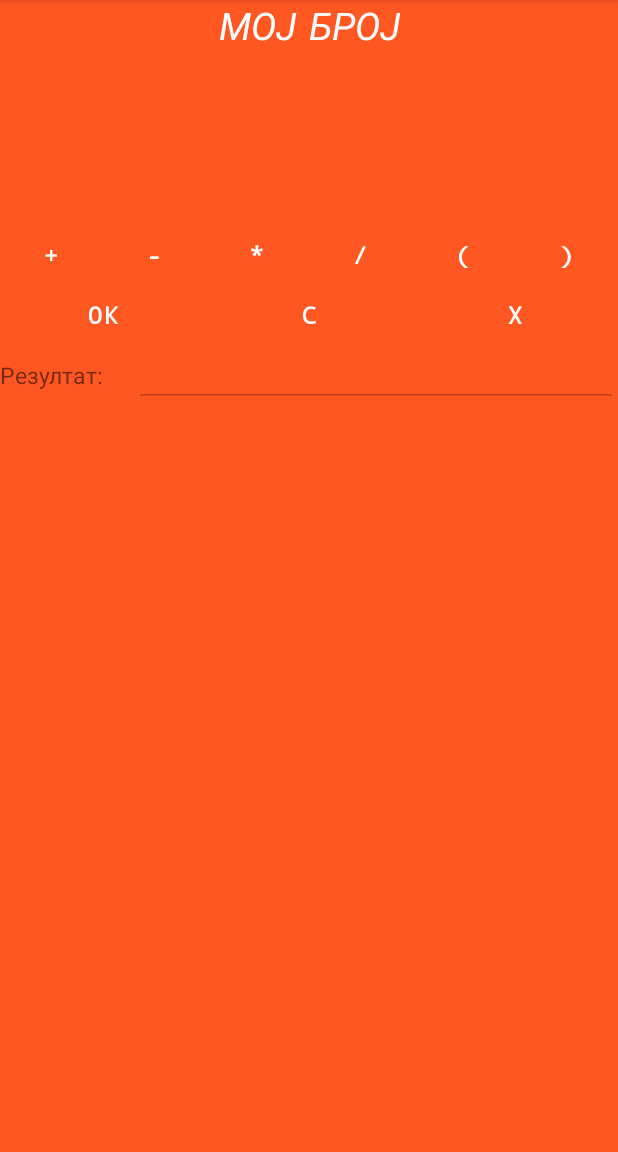
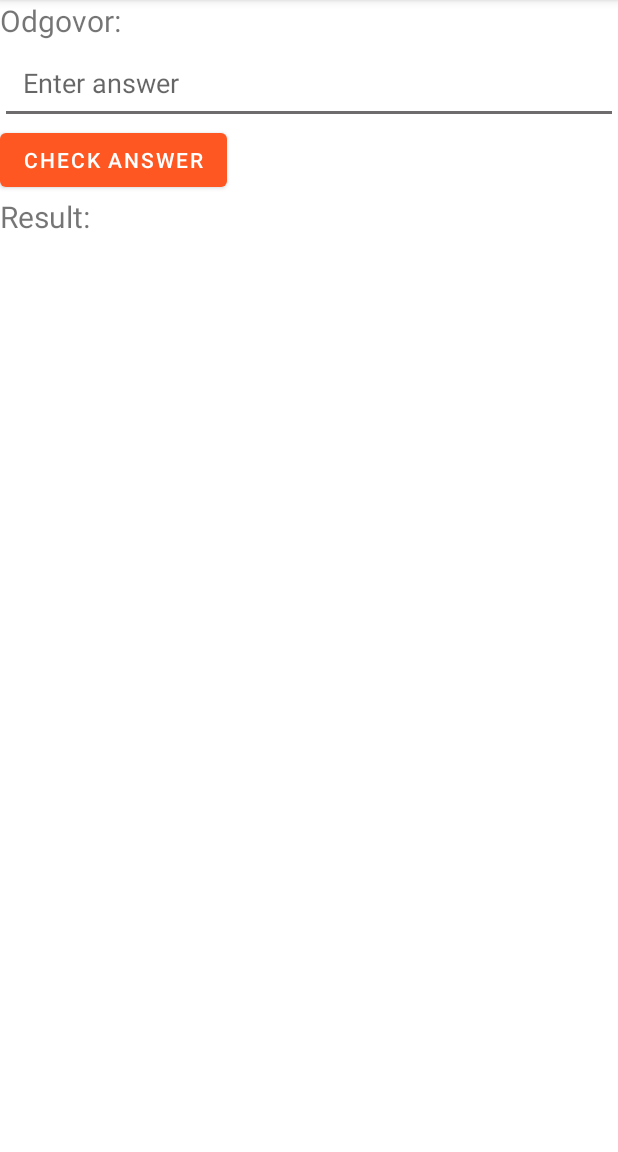
Before and after one commit to Nole35/SlagalicaKviz, an Android app: the PrikazIgaraActivity screen opened directly, with no data from a screen before it, after a tap on "MOJ BROJ", on a phone screen of 412 x 824 dp, the part 84-1236 px from its top. Run offline under Robolectric (Android 15) with nearby library versions, the phone set to English and light mode, and no system bars.

Commit message:
feat:activity korak po korak:

```diff
--- a/app/src/main/AndroidManifest.xml
+++ b/app/src/main/AndroidManifest.xml
@@ -9,6 +9,9 @@
         android:roundIcon="@mipmap/ic_launcher_round"
         android:supportsRtl="true"
         android:theme="@style/Theme.SlagalicaKviz">
+        <activity
+            android:name=".KorakPoKorakActivity"
+            android:exported="false" />
         <activity
             android:name=".MojBrojActivity"
             android:exported="false" />
--- /dev/null
+++ b/app/src/main/java/com/example/slagalicakviz/KorakPoKorakActivity.java
@@ -0,0 +1,14 @@
+package com.example.slagalicakviz;
+
+import androidx.appcompat.app.AppCompatActivity;
+
+import android.os.Bundle;
+
+public class KorakPoKorakActivity extends AppCompatActivity {
+
+    @Override
+    protected void onCreate(Bundle savedInstanceState) {
+        super.onCreate(savedInstanceState);
+        setContentView(R.layout.activity_korak_po_korak);
+    }
+}
--- a/app/src/main/java/com/example/slagalicakviz/PrikazIgaraActivity.java
+++ b/app/src/main/java/com/example/slagalicakviz/PrikazIgaraActivity.java
@@ -1,7 +1,10 @@
 package com.example.slagalicakviz;
+
+
 
 import androidx.appcompat.app.AppCompatActivity;
 
+import android.annotation.SuppressLint;
 import android.content.Intent;
 import android.os.Bundle;
 import android.view.View;
@@ -32,5 +35,15 @@ public class PrikazIgaraActivity extends AppCompatActivity {
                 startActivity(intent);
             }
         });
+
+       Button buttonKorakPoKorak = findViewById(R.id.buttonKorak);
+        buttonKorakPoKorak.setOnClickListener(new View.OnClickListener() {
+            @Override
+            public void onClick(View view) {
+                Intent intent = new Intent(PrikazIgaraActivity.this,KorakPoKorakActivity.class);
+                startActivity(intent);
+            }
+        });
+
     }
 }
--- /dev/null
+++ b/app/src/main/res/layout/activity_korak_po_korak.xml
@@ -0,0 +1,34 @@
+<LinearLayout xmlns:android="http://schemas.android.com/apk/res/android"
+    android:orientation="vertical"
+    android:layout_width="match_parent"
+    android:layout_height="match_parent">
+
+    <TextView
+        android:id="@+id/letters_view"
+        android:layout_width="match_parent"
+        android:layout_height="wrap_content"
+        android:textSize="20sp"
+        android:text="Odgovor: " />
+
+    <EditText
+        android:id="@+id/answer_edittext"
+        android:layout_width="match_parent"
+        android:layout_height="wrap_content"
+        android:padding="15dp"
+        android:inputType="text"
+        android:hint="Enter answer" />
+
+    <Button
+        android:id="@+id/check_button"
+        android:layout_width="wrap_content"
+        android:layout_height="wrap_content"
+        android:text="Check Answer" />
+
+    <TextView
+        android:id="@+id/result_view"
+        android:layout_width="match_parent"
+        android:layout_height="wrap_content"
+        android:textSize="20sp"
+        android:text="Result: " />
+
+</LinearLayout>
--- a/app/src/main/res/layout/activity_prikaz_igara.xml
+++ b/app/src/main/res/layout/activity_prikaz_igara.xml
@@ -25,5 +25,14 @@
         tools:layout_editor_absoluteX="16dp"
         tools:layout_editor_absoluteY="93dp" />
 
+    <Button
+        android:id="@+id/buttonKorak"
+        android:layout_width="wrap_content"
+        android:layout_height="wrap_content"
+        android:text="Korak po korak "
+        tools:layout_editor_absoluteX="15dp"
+        tools:layout_editor_absoluteY="192dp"
+        tools:ignore="MissingConstraints" />
+
 
 </androidx.constraintlayout.widget.ConstraintLayout>
```
